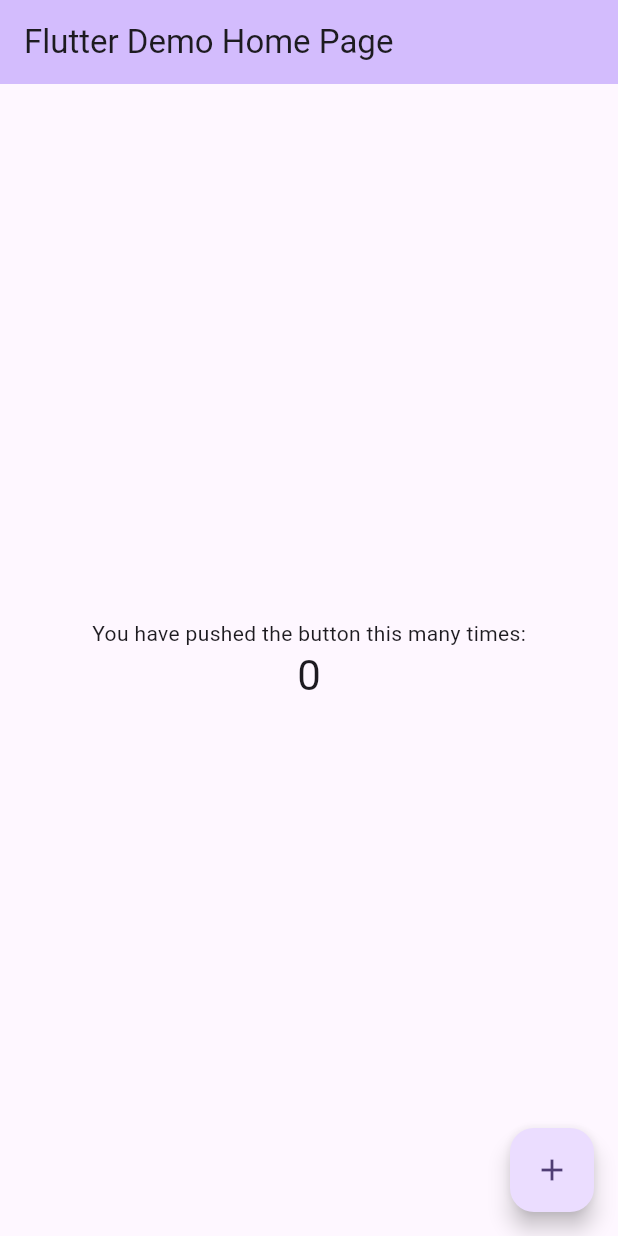
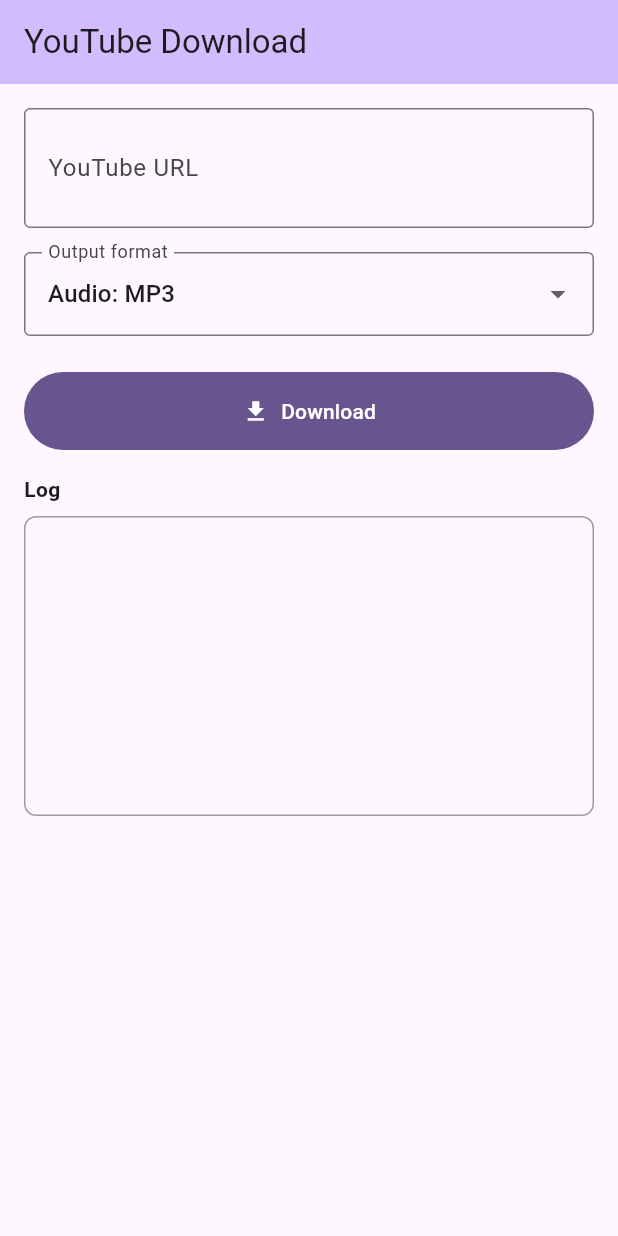
Before and after one commit to virusban/DownloadAndroid, a Flutter app: the screen it shows after launch, on a phone screen of 412 x 824 dp. Run offline on Flutter 3.47's test engine with Material 3 defaults, Android fonts, the phone set to English and light mode, and no system bars; missing offline and left inert: ffmpeg_kit_flutter_new, youtube_explode_dart.

Commit message:
Implement YouTube downloader with youtube_explode_dart and FFmpeg Kit
- Replace yt-dlp/ffmpeg binaries with youtube_explode_dart and ffmpeg_kit_flutter_new
- Add download service with audio (MP3/FLAC/WAV) and video (MP4/MKV) support
- Implement single-screen UI with URL input, format selection, progress, and logs
- Add metadata embedding (title, artist, album, thumbnail) for audio formats
- Set minSdk to 24 for FFmpeg Kit compatibility
- Update README to reflect new architecture

Co-authored-by: Cursor <cursoragent@cursor.com>

```diff
--- a/lib/main.dart
+++ b/lib/main.dart
@@ -1,4 +1,6 @@
 import 'package:flutter/material.dart';
+
+import 'services/download_service.dart';
 
 void main() {
   runApp(const MyApp());
@@ -7,116 +9,179 @@ void main() {
 class MyApp extends StatelessWidget {
   const MyApp({super.key});
 
-  // This widget is the root of your application.
   @override
   Widget build(BuildContext context) {
     return MaterialApp(
-      title: 'Flutter Demo',
+      title: 'yt-dlp Flutter Android',
       theme: ThemeData(
-        // This is the theme of your application.
-        //
-        // TRY THIS: Try running your application with "flutter run". You'll see
-        // the application has a purple toolbar. Then, without quitting the app,
-        // try changing the seedColor in the colorScheme below to Colors.green
-        // and then invoke "hot reload" (save your changes or press the "hot
-        // reload" button in a Flutter-supported IDE, or press "r" if you used
-        // the command line to start the app).
-        //
-        // Notice that the counter didn't reset back to zero; the application
-        // state is not lost during the reload. To reset the state, use hot
-        // restart instead.
-        //
-        // This works for code too, not just values: Most code changes can be
-        // tested with just a hot reload.
-        colorScheme: .fromSeed(seedColor: Colors.deepPurple),
+        colorScheme: ColorScheme.fromSeed(seedColor: Colors.deepPurple),
+        useMaterial3: true,
       ),
-      home: const MyHomePage(title: 'Flutter Demo Home Page'),
+      home: const DownloadScreen(),
     );
   }
 }
 
-class MyHomePage extends StatefulWidget {
-  const MyHomePage({super.key, required this.title});
-
-  // This widget is the home page of your application. It is stateful, meaning
-  // that it has a State object (defined below) that contains fields that affect
-  // how it looks.
-
-  // This class is the configuration for the state. It holds the values (in this
-  // case the title) provided by the parent (in this case the App widget) and
-  // used by the build method of the State. Fields in a Widget subclass are
-  // always marked "final".
-
-  final String title;
+class DownloadScreen extends StatefulWidget {
+  const DownloadScreen({super.key});
 
   @override
-  State<MyHomePage> createState() => _MyHomePageState();
+  State<DownloadScreen> createState() => _DownloadScreenState();
 }
 
-class _MyHomePageState extends State<MyHomePage> {
-  int _counter = 0;
+class _DownloadScreenState extends State<DownloadScreen> {
+  final _urlController = TextEditingController();
+  final _logController = ScrollController();
+  final _downloadService = DownloadService();
 
-  void _incrementCounter() {
+  OutputFormat _format = OutputFormat.mp3;
+  bool _isLoading = false;
+  double _progress = 0;
+  final List<String> _logs = [];
+
+  @override
+  void dispose() {
+    _urlController.dispose();
+    _logController.dispose();
+    _downloadService.dispose();
+    super.dispose();
+  }
+
+  void _log(String message) {
     setState(() {
-      // This call to setState tells the Flutter framework that something has
-      // changed in this State, which causes it to rerun the build method below
-      // so that the display can reflect the updated values. If we changed
-      // _counter without calling setState(), then the build method would not be
-      // called again, and so nothing would appear to happen.
-      _counter++;
+      _logs.add('${DateTime.now().toString().substring(11, 19)} $message');
     });
+    WidgetsBinding.instance.addPostFrameCallback((_) {
+      if (_logController.hasClients) {
+        _logController.animateTo(
+          _logController.position.maxScrollExtent,
+          duration: const Duration(milliseconds: 200),
+          curve: Curves.easeOut,
+        );
+      }
+    });
+  }
+
+  Future<void> _startDownload() async {
+    final url = _urlController.text.trim();
+    if (url.isEmpty) {
+      _log('Please paste a YouTube link.');
+      return;
+    }
+
+    setState(() {
+      _isLoading = true;
+      _progress = 0;
+      _logs.clear();
+    });
+
+    try {
+      await _downloadService.download(
+        urlOrId: url,
+        format: _format,
+        onLog: _log,
+        onProgress: (p) => setState(() => _progress = p),
+      );
+    } catch (e, st) {
+      _log('Error: $e');
+      _log(st.toString().split('\n').take(3).join('\n'));
+    } finally {
+      setState(() => _isLoading = false);
+    }
   }
 
   @override
   Widget build(BuildContext context) {
-    // This method is rerun every time setState is called, for instance as done
-    // by the _incrementCounter method above.
-    //
-    // The Flutter framework has been optimized to make rerunning build methods
-    // fast, so that you can just rebuild anything that needs updating rather
-    // than having to individually change instances of widgets.
     return Scaffold(
       appBar: AppBar(
-        // TRY THIS: Try changing the color here to a specific color (to
-        // Colors.amber, perhaps?) and trigger a hot reload to see the AppBar
-        // change color while the other colors stay the same.
+        title: const Text('YouTube Download'),
         backgroundColor: Theme.of(context).colorScheme.inversePrimary,
-        // Here we take the value from the MyHomePage object that was created by
-        // the App.build method, and use it to set our appbar title.
-        title: Text(widget.title),
       ),
-      body: Center(
-        // Center is a layout widget. It takes a single child and positions it
-        // in the middle of the parent.
+      body: SingleChildScrollView(
+        padding: const EdgeInsets.all(16),
         child: Column(
-          // Column is also a layout widget. It takes a list of children and
-          // arranges them vertically. By default, it sizes itself to fit its
-          // children horizontally, and tries to be as tall as its parent.
-          //
-          // Column has various properties to control how it sizes itself and
-          // how it positions its children. Here we use mainAxisAlignment to
-          // center the children vertically; the main axis here is the vertical
-          // axis because Columns are vertical (the cross axis would be
-          // horizontal).
-          //
-          // TRY THIS: Invoke "debug painting" (choose the "Toggle Debug Paint"
-          // action in the IDE, or press "p" in the console), to see the
-          // wireframe for each widget.
-          mainAxisAlignment: .center,
+          crossAxisAlignment: CrossAxisAlignment.stretch,
           children: [
-            const Text('You have pushed the button this many times:'),
-            Text(
-              '$_counter',
-              style: Theme.of(context).textTheme.headlineMedium,
+            TextField(
+              controller: _urlController,
+              decoration: const InputDecoration(
+                labelText: 'YouTube URL',
+                hintText: 'Paste link here',
+                border: OutlineInputBorder(),
+              ),
+              maxLines: 2,
+              enabled: !_isLoading,
+              textInputAction: TextInputAction.done,
+            ),
+            const SizedBox(height: 16),
+            DropdownButtonFormField<OutputFormat>(
+              // ignore: deprecated_member_use
+              value: _format,
+              decoration: const InputDecoration(
+                labelText: 'Output format',
+                border: OutlineInputBorder(),
+              ),
+              items: const [
+                DropdownMenuItem(value: OutputFormat.mp3, child: Text('Audio: MP3')),
+                DropdownMenuItem(value: OutputFormat.flac, child: Text('Audio: FLAC')),
+                DropdownMenuItem(value: OutputFormat.wav, child: Text('Audio: WAV')),
+                DropdownMenuItem(value: OutputFormat.mp4, child: Text('Video: MP4')),
+                DropdownMenuItem(value: OutputFormat.mkv, child: Text('Video: MKV')),
+              ],
+              onChanged: _isLoading ? null : (v) => setState(() => _format = v!),
+            ),
+            const SizedBox(height: 24),
+            FilledButton.icon(
+              onPressed: _isLoading ? null : _startDownload,
+              icon: _isLoading
+                  ? const SizedBox(
+                      width: 20,
+                      height: 20,
+                      child: CircularProgressIndicator(strokeWidth: 2),
+                    )
+                  : const Icon(Icons.download),
+              label: Text(_isLoading ? 'Downloading...' : 'Download'),
+              style: FilledButton.styleFrom(
+                padding: const EdgeInsets.symmetric(vertical: 16),
+              ),
+            ),
+            if (_isLoading) ...[
+              const SizedBox(height: 16),
+              LinearProgressIndicator(value: _progress),
+              const SizedBox(height: 8),
+              Text(
+                '${(_progress * 100).toStringAsFixed(0)}%',
+                style: Theme.of(context).textTheme.bodySmall,
+              ),
+            ],
+            const SizedBox(height: 16),
+            const Text('Log', style: TextStyle(fontWeight: FontWeight.bold)),
+            const SizedBox(height: 8),
+            Container(
+              height: 200,
+              decoration: BoxDecoration(
+                border: Border.all(color: Colors.grey),
+                borderRadius: BorderRadius.circular(8),
+              ),
+              child: ListView.builder(
+                controller: _logController,
+                padding: const EdgeInsets.all(8),
+                itemCount: _logs.length,
+                itemBuilder: (context, i) => Padding(
+                  padding: const EdgeInsets.symmetric(vertical: 2),
+                  child: SelectableText(
+                    _logs[i],
+                    style: const TextStyle(
+                      fontFamily: 'monospace',
+                      fontSize: 12,
+                    ),
+                  ),
+                ),
+              ),
             ),
           ],
         ),
       ),
-      floatingActionButton: FloatingActionButton(
-        onPressed: _incrementCounter,
-        tooltip: 'Increment',
-        child: const Icon(Icons.add),
-      ),
     );
   }
 }
--- a/pubspec.yaml
+++ b/pubspec.yaml
@@ -31,9 +31,11 @@ dependencies:
   flutter:
     sdk: flutter
 
-  # The following adds the Cupertino Icons font to your application.
-  # Use with the CupertinoIcons class for iOS style icons.
   cupertino_icons: ^1.0.8
+  youtube_explode_dart: ^3.0.5
+  ffmpeg_kit_flutter_new: ^4.1.0
+  path_provider: ^2.1.5
+  http: ^1.2.2
 
 dev_dependencies:
   flutter_test:
```
Also changed, not shown: lib/services/download_service.dart (added, +231 -0 lines), pubspec.lock, 4 other files.
